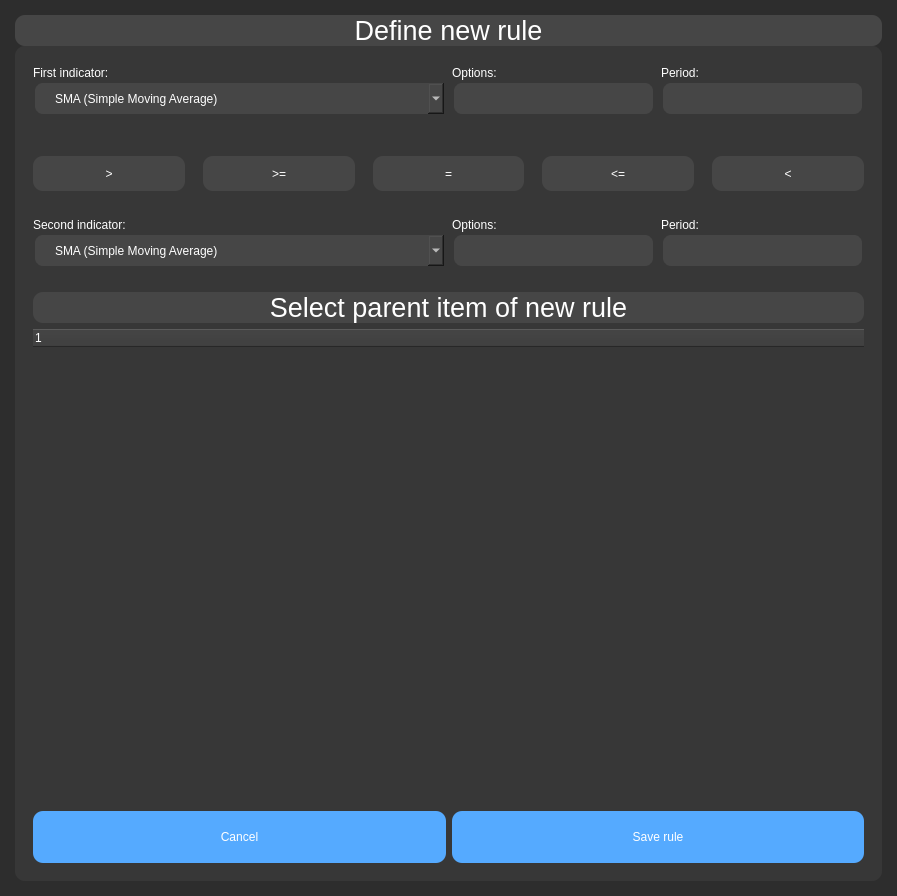
First picture: the form in ui/add_strategy_rule_page.ui, repository kornelHub/BackTesting-App, before the edit.
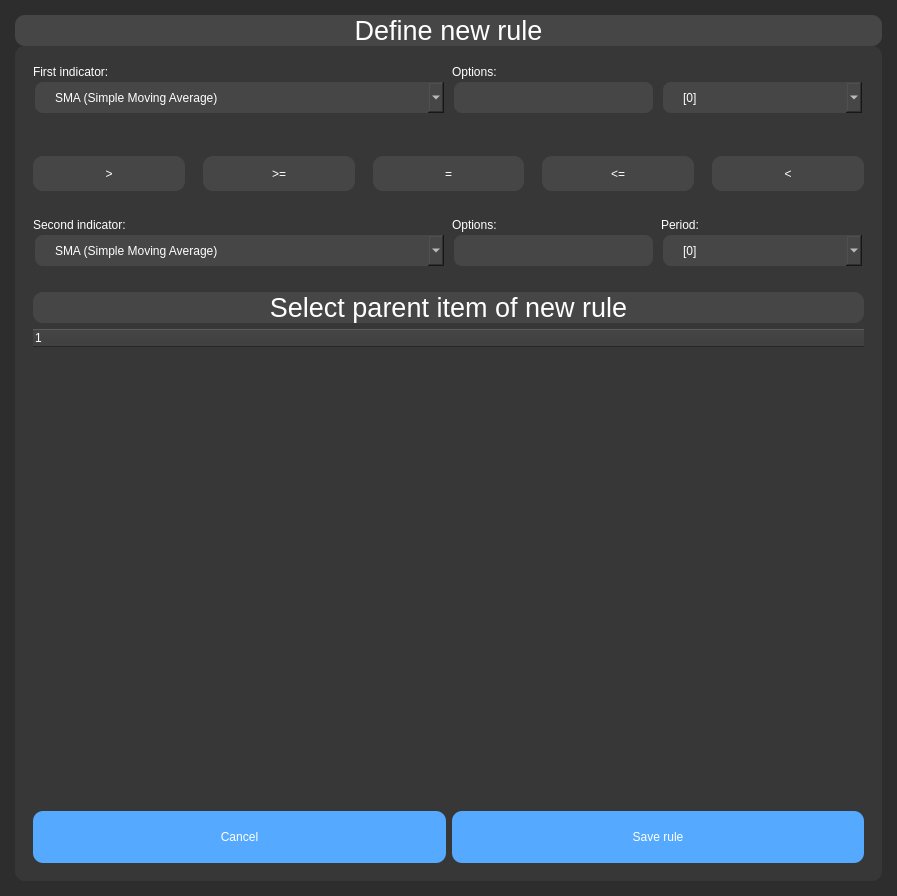
Second picture: the form after the edit.

Commit message: add buy/sell function in simulation.py and changed period input to combobox

What changed in the file:
```diff
--- a/ui/add_strategy_rule_page.ui
+++ b/ui/add_strategy_rule_page.ui
@@ -280,46 +280,6 @@
            </item>
           </widget>
          </item>
-         <item row="1" column="2">
-          <widget class="QLineEdit" name="p3_firstIndicatorOptions_lineEdit_2">
-           <property name="sizePolicy">
-            <sizepolicy hsizetype="Expanding" vsizetype="Fixed">
-             <horstretch>0</horstretch>
-             <verstretch>0</verstretch>
-            </sizepolicy>
-           </property>
-           <property name="minimumSize">
-            <size>
-             <width>0</width>
-             <height>35</height>
-            </size>
-           </property>
-           <property name="maximumSize">
-            <size>
-             <width>16777215</width>
-             <height>35</height>
-            </size>
-           </property>
-           <property name="styleSheet">
-            <string notr="true">QLineEdit {
-        font: 10pt &quot;MS Shell Dlg 2&quot;;
-        border-radius: 10px;
-        border: 2px solid rgb(55,55,55);
-        color: rgb(255, 255, 255);
-        padding-left: 20px;
-        padding-right: 20px;
-        background-color: rgb(70,70,70);
-}
-QLineEdit:hover {
-        border: 2px solid rgb(85,85,85);
-}
-QLineEdit:focus{
-        border: 2px solid rgb(85, 170, 255);
-}
-</string>
-           </property>
-          </widget>
-         </item>
          <item row="1" column="1">
           <widget class="QLineEdit" name="p3_firstIndicatorOptions_lineEdit_1">
            <property name="sizePolicy">
@@ -394,6 +354,18 @@
          </item>
          <item row="0" column="2">
           <widget class="QLabel" name="label_5">
+           <property name="minimumSize">
+            <size>
+             <width>0</width>
+             <height>0</height>
+            </size>
+           </property>
+           <property name="maximumSize">
+            <size>
+             <width>16777215</width>
+             <height>0</height>
+            </size>
+           </property>
            <property name="styleSheet">
             <string notr="true">QLabel {
 	font: 10pt &quot;MS Shell Dlg 2&quot;;
@@ -408,6 +380,100 @@
            </property>
           </widget>
          </item>
+         <item row="1" column="2">
+          <widget class="QComboBox" name="p3_firstIndicatorOptions_comboBox_2">
+           <property name="sizePolicy">
+            <sizepolicy hsizetype="Expanding" vsizetype="Expanding">
+             <horstretch>0</horstretch>
+             <verstretch>0</verstretch>
+            </sizepolicy>
+           </property>
+           <property name="minimumSize">
+            <size>
+             <width>0</width>
+             <height>35</height>
+            </size>
+           </property>
+           <property name="maximumSize">
+            <size>
+             <width>16777215</width>
+             <height>35</height>
+            </size>
+           </property>
+           <property name="styleSheet">
+            <string notr="true">QComboBox {
+        font: 10pt &quot;MS Shell Dlg 2&quot;;
+        border: 2px solid rgb(55,55,55);
+        border-radius: 10px;
+        color: rgb(255, 255, 255);
+        padding-left: 20px;
+        padding-right: 20px;
+        background-color: rgb(70,70,70);
+}
+
+QComboBox:hover {
+        border: 2px solid rgb(90,90,90);
+}
+
+QComboBox QAbstractItemView {
+     border: 2pxsolid rgb(45, 45, 45);
+    selection-background-color:rgb(45, 45, 45);
+    color: #FFF
+                  }
+</string>
+           </property>
+           <item>
+            <property name="text">
+             <string>[0]</string>
+            </property>
+           </item>
+           <item>
+            <property name="text">
+             <string>[-1]</string>
+            </property>
+           </item>
+           <item>
+            <property name="text">
+             <string>[-2]</string>
+            </property>
+           </item>
+           <item>
+            <property name="text">
+             <string>[-3]</string>
+            </property>
+           </item>
+           <item>
+            <property name="text">
+             <string>[-4]</string>
+            </property>
+           </item>
+           <item>
+            <property name="text">
+             <string>[-5]</string>
+            </property>
+           </item>
+           <item>
+            <property name="text">
+             <string>[-6]</string>
+            </property>
+           </item>
+           <item>
+            <property name="text">
+             <string>[-7]</string>
+            </property>
+           </item>
+           <item>
+            <property name="text">
+             <string>[-8]</string>
+            </property>
+           </item>
+           <item>
+            <property name="text">
+             <string>[-9]</string>
+            </property>
+           </item>
+          </widget>
+         </item>
         </layout>
        </widget>
       </item>
@@ -809,46 +875,6 @@
            </property>
           </widget>
          </item>
-         <item row="1" column="2">
-          <widget class="QLineEdit" name="p3_secondIndicatorOptions_lineEdit_2">
-           <property name="sizePolicy">
-            <sizepolicy hsizetype="Expanding" vsizetype="Expanding">
-             <horstretch>0</horstretch>
-             <verstretch>0</verstretch>
-            </sizepolicy>
-           </property>
-           <property name="minimumSize">
-            <size>
-             <width>0</width>
-             <height>35</height>
-            </size>
-           </property>
-           <property name="maximumSize">
-            <size>
-             <width>16777215</width>
-             <height>35</height>
-            </size>
-           </property>
-           <property name="styleSheet">
-            <string notr="true">QLineEdit {
-        font: 10pt &quot;MS Shell Dlg 2&quot;;
-        border-radius: 10px;
-        border: 2px solid rgb(55,55,55);
-        color: rgb(255, 255, 255);
-        padding-left: 20px;
-        padding-right: 20px;
-        background-color: rgb(70,70,70);
-}
-QLineEdit:hover {
-        border: 2px solid rgb(85,85,85);
-}
-QLineEdit:focus{
-        border: 2px solid rgb(85, 170, 255);
-}
-</string>
-           </property>
-          </widget>
-         </item>
          <item row="0" column="0">
           <widget class="QLabel" name="label_6">
            <property name="styleSheet">
@@ -897,6 +923,100 @@
            </property>
           </widget>
          </item>
+         <item row="1" column="2">
+          <widget class="QComboBox" name="p3_secondIndicatorOptions_comboBox_2">
+           <property name="sizePolicy">
+            <sizepolicy hsizetype="Expanding" vsizetype="Expanding">
+             <horstretch>0</horstretch>
+             <verstretch>0</verstretch>
+            </sizepolicy>
+           </property>
+           <property name="minimumSize">
+            <size>
+             <width>0</width>
+             <height>35</height>
+            </size>
+           </property>
+           <property name="maximumSize">
+            <size>
+             <width>16777215</width>
+             <height>35</height>
+            </size>
+           </property>
+           <property name="styleSheet">
+            <string notr="true">QComboBox {
+        font: 10pt &quot;MS Shell Dlg 2&quot;;
+        border: 2px solid rgb(55,55,55);
+        border-radius: 10px;
+        color: rgb(255, 255, 255);
+        padding-left: 20px;
+        padding-right: 20px;
+        background-color: rgb(70,70,70);
+}
+
+QComboBox:hover {
+        border: 2px solid rgb(90,90,90);
+}
+
+QComboBox QAbstractItemView {
+     border: 2pxsolid rgb(45, 45, 45);
+    selection-background-color:rgb(45, 45, 45);
+    color: #FFF
+                  }
+</string>
+           </property>
+           <item>
+            <property name="text">
+             <string>[0]</string>
+            </property>
+           </item>
+           <item>
+            <property name="text">
+             <string>[-1]</string>
+            </property>
+           </item>
+           <item>
+            <property name="text">
+             <string>[-2]</string>
+            </property>
+           </item>
+           <item>
+            <property name="text">
+             <string>[-3]</string>
+            </property>
+           </item>
+           <item>
+            <property name="text">
+             <string>[-4]</string>
+            </property>
+           </item>
+           <item>
+            <property name="text">
+             <string>[-5]</string>
+            </property>
+           </item>
+           <item>
+            <property name="text">
+             <string>[-6]</string>
+            </property>
+           </item>
+           <item>
+            <property name="text">
+             <string>[-7]</string>
+            </property>
+           </item>
+           <item>
+            <property name="text">
+             <string>[-8]</string>
+            </property>
+           </item>
+           <item>
+            <property name="text">
+             <string>[-9]</string>
+            </property>
+           </item>
+          </widget>
+         </item>
         </layout>
        </widget>
       </item>
```
The commit also changes 7 other files.
